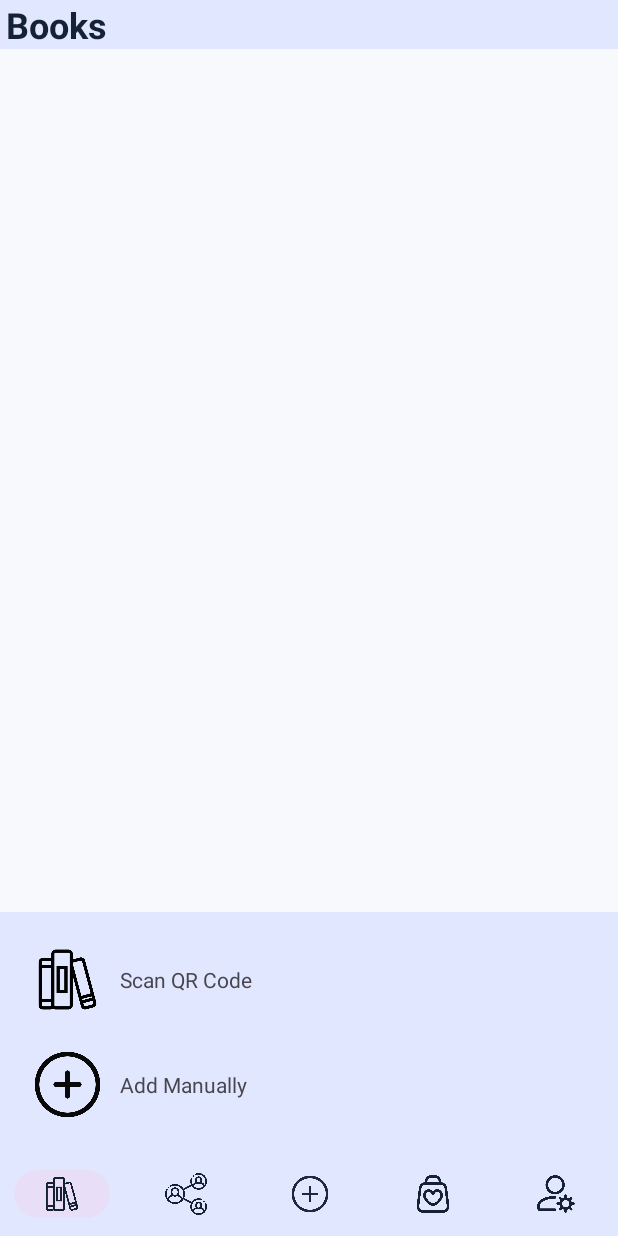
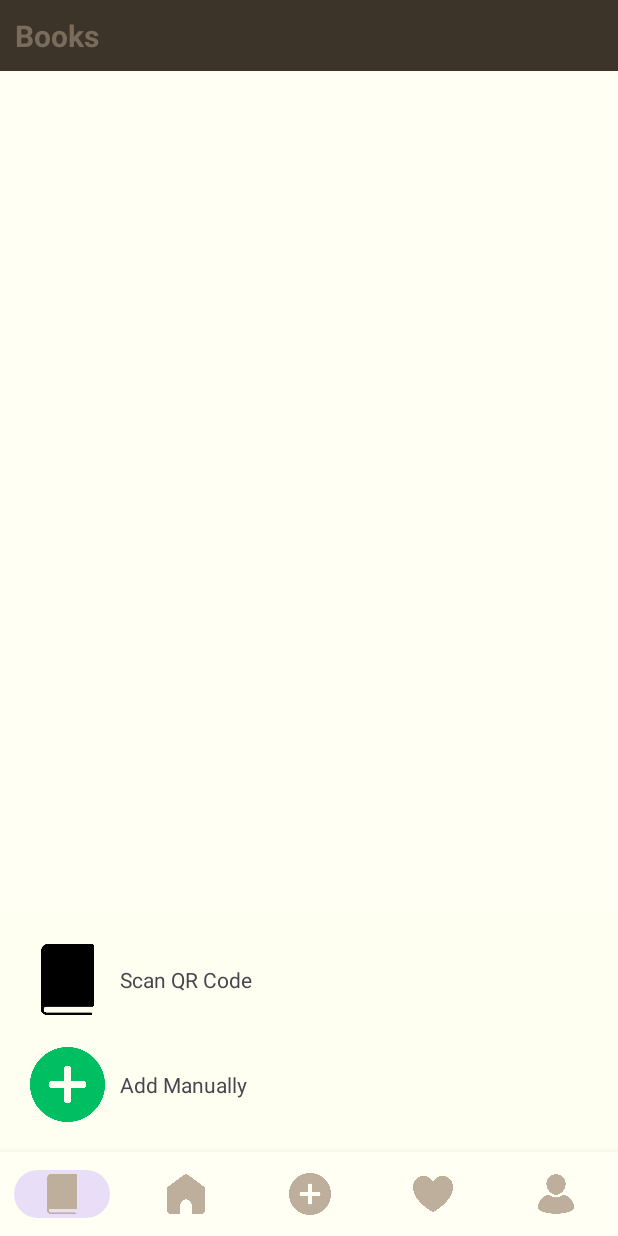
Before and after one commit to axvolkzki/MOBDEVE-MCO, an Android app: the fragment AddBookFragment placed in its activity, on a phone screen of 412 x 824 dp. Run offline under Robolectric (Android 15) with nearby library versions, the phone set to English and light mode, and no system bars.

Commit message:
Improved the layout, colors, and icons.

```diff
--- /dev/null
+++ b/app/src/main/res/drawable/shadow_background.xml
@@ -0,0 +1,6 @@
+<shape xmlns:android="http://schemas.android.com/apk/res/android">
+    <solid android:color="@android:color/white" />
+    <shadow
+        android:color="#80000000"
+        android:radius="20dp" />
+</shape>
--- a/app/src/main/res/layout/activity_base.xml
+++ b/app/src/main/res/layout/activity_base.xml
@@ -11,11 +11,10 @@
         android:layout_width="match_parent"
         android:layout_height="wrap_content"
         android:background="@color/lightPrimary"
-        android:paddingStart="4dp"
-        android:paddingEnd="4dp"
+        android:padding="10dp"
         android:text="Page Title"
         android:textColor="@color/lightTextIcons"
-        android:textSize="24sp"
+        android:textSize="20sp"
         android:textStyle="bold"
         app:layout_constraintStart_toStartOf="parent"
         app:layout_constraintTop_toTopOf="parent" />
@@ -24,24 +23,42 @@
         android:id="@+id/flWrapper"
         android:layout_width="0dp"
         android:layout_height="0dp"
-        android:layout_above="@id/bnvNavbar"
-        app:layout_constraintBottom_toTopOf="@id/bnvNavbar"
+        android:layout_above="@id/bnvNavbarLayout"
+        app:layout_constraintBottom_toTopOf="@id/bnvNavbarLayout"
         app:layout_constraintEnd_toEndOf="parent"
+        app:layout_constraintHorizontal_bias="0.0"
         app:layout_constraintStart_toStartOf="parent"
-        app:layout_constraintTop_toBottomOf="@+id/txvPageTitle" />
+        app:layout_constraintTop_toBottomOf="@+id/txvPageTitle"
+        app:layout_constraintVertical_bias="1.0" />
+
+    <FrameLayout
+        android:id="@+id/bnvNavbarLayout"
+        android:layout_width="match_parent"
+        android:layout_height="wrap_content"
+        android:elevation="8dp"
+        android:background="@drawable/shadow_background"
+        app:layout_constraintBottom_toBottomOf="parent"
+        app:layout_constraintEnd_toEndOf="parent"
+        app:layout_constraintStart_toStartOf="parent">
 
         <com.google.android.material.bottomnavigation.BottomNavigationView
             android:id="@+id/bnvNavbar"
-        android:layout_width="0dp"
+            android:layout_width="match_parent"
             android:layout_height="56dp"
-        android:background="?android:attr/windowBackground"
-        app:itemBackground="@color/lightPrimary"
+            android:background="@drawable/shadow_background"
+            app:itemBackground="@color/lightBackground"
             app:itemIconSize="28dp"
-        app:itemIconTint="@color/lightTextIcons"
-        app:itemTextColor="#FFFFFF"
+            app:itemIconTint="@color/lightInactiveButton"
             app:labelVisibilityMode="unlabeled"
             app:layout_constraintBottom_toBottomOf="parent"
             app:layout_constraintEnd_toEndOf="parent"
             app:layout_constraintStart_toStartOf="parent"
             app:menu="@menu/nav_menu" />
+
+    </FrameLayout>
+
+
+
+
+
 </androidx.constraintlayout.widget.ConstraintLayout>
--- a/app/src/main/res/layout/activity_main.xml
+++ b/app/src/main/res/layout/activity_main.xml
@@ -29,7 +29,6 @@
         android:gravity="center"
         android:text="BookCol"
         android:textSize="30sp"
-        android:textColor="@color/lightTextIcons"
         android:layout_marginStart="40dp"
         android:layout_marginEnd="40dp"
         app:layout_constraintEnd_toEndOf="parent"
@@ -43,7 +42,6 @@
         android:layout_marginTop="8dp"
         android:text="Best place for lending books online. You can lend or borrow goods from our platform."
         android:textAlignment="center"
-        android:textColor="@color/lightTextIcons"
         android:layout_marginStart="40dp"
         android:layout_marginEnd="40dp"
         app:layout_constraintEnd_toEndOf="parent"
@@ -86,7 +84,6 @@
             android:gravity="center_vertical"
             android:layout_marginBottom="16dp"
             android:textSize="15sp"
-            android:textColor="@color/lightTextIcons"
             android:hint="Username"
             android:inputType="text"
             android:background="@null" />
@@ -129,7 +126,6 @@
             android:gravity="center_vertical"
             android:layout_marginBottom="16dp"
             android:textSize="15sp"
-            android:textColor="@color/lightTextIcons"
             android:hint="Password"
             android:inputType="textPassword"
             android:background="@null" />
@@ -143,6 +139,7 @@
         android:text="Login"
         android:layout_marginStart="40dp"
         android:layout_marginEnd="40dp"
+
         app:layout_constraintEnd_toEndOf="parent"
         app:layout_constraintStart_toStartOf="parent"
         app:layout_constraintTop_toBottomOf="@+id/editTextPasswordLayout" />
@@ -154,7 +151,6 @@
         android:layout_gravity="center"
         android:layout_marginTop="16dp"
         android:text="Don't have an account? Register here."
-        android:textColor="@color/lightTextIcons"
         android:layout_marginStart="40dp"
         android:layout_marginEnd="40dp"
         app:layout_constraintEnd_toEndOf="parent"
--- a/app/src/main/res/layout/fragment_add_book.xml
+++ b/app/src/main/res/layout/fragment_add_book.xml
@@ -11,7 +11,7 @@
         android:layout_width="match_parent"
         android:layout_height="wrap_content"
         android:layout_gravity="bottom"
-        android:background="@color/lightPrimary"
+        android:background="@color/lightBackgroundSecondary"
         android:gravity="bottom"
         android:orientation="vertical"
         android:padding="20dp">
--- a/app/src/main/res/layout/item_feed_book_layout.xml
+++ b/app/src/main/res/layout/item_feed_book_layout.xml
@@ -10,6 +10,7 @@
     <LinearLayout
         android:layout_width="match_parent"
         android:layout_height="wrap_content"
+        android:background="@color/lightBackgroundSecondary"
         android:orientation="horizontal"
         android:padding="8dp">
 
--- a/app/src/main/res/values/colors.xml
+++ b/app/src/main/res/values/colors.xml
@@ -4,13 +4,14 @@
     <color name="white">#FFFFFFFF</color>
 
     <!-- Light Mode -->
-    <color name="lightPrimary">#E0E7FF</color>
+    <color name="lightPrimary">#3D3429</color>
     <color name="lightSecondary">#1A263D</color>
     <color name="lightAccent">#FFCA60</color>
-    <color name="lightTextIcons">#152135</color>
-    <color name="lightBackground">#F7F9FC</color>
+    <color name="lightTextIcons">#7A6C5D</color>
+    <color name="lightBackground">#FFFFF3</color>
+    <color name="lightBackgroundSecondary">#FFFFF1</color>
     <color name="lightActiveButton">#00A834</color>
-    <color name="lightInactiveButton">#E0E7FF</color>
+    <color name="lightInactiveButton">#BEAF9D</color>
     <color name="lightErrorWarning">#E0553B</color>
 
     <!-- Dark Mode -->
--- a/app/src/main/res/values/themes.xml
+++ b/app/src/main/res/values/themes.xml
@@ -8,6 +8,9 @@
         <item name="colorOnPrimary">@color/lightTextIcons</item>
         <item name="colorError">@color/lightErrorWarning</item>
         <item name="colorButtonNormal">@color/lightActiveButton</item>
+
+
+        <item name="elevationOverlayEnabled">true</item>
     </style>
 
     <!-- Derived Theme -->
```
Also changed, not shown: app/src/main/res/drawable/ic_add.png, app/src/main/res/drawable/ic_books.png, app/src/main/res/drawable/ic_network.png, app/src/main/res/drawable/ic_setting.png, app/src/main/res/drawable/ic_wishlist.png. Lines whose indentation alone changed are shown as unchanged.
